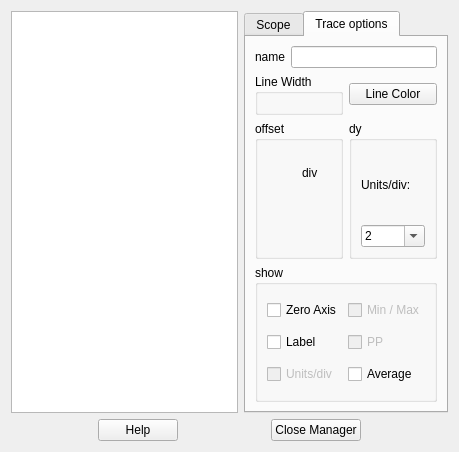
The window that trunk/src/qrl_scopes_manager.ui (fcuzzocrea/QRTAILab) describes before a commit, drawn with Qt 5.
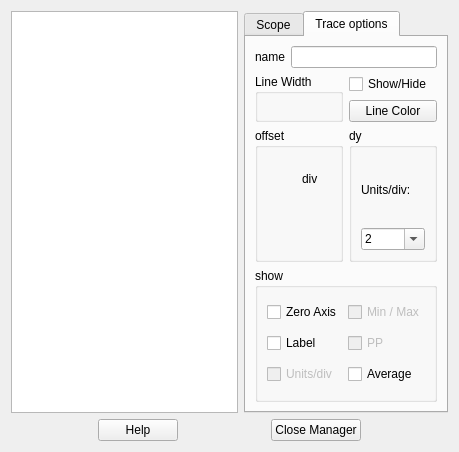
The same window after the commit. The open tabs and pages were chosen to show the change. Icons and pictures are not drawn. Custom widgets are drawn as their Qt base class.

Diff of the .ui file:
```diff
--- a/trunk/src/qrl_scopes_manager.ui
+++ b/trunk/src/qrl_scopes_manager.ui
@@ -486,14 +486,14 @@
        <rect>
         <x>0</x>
         <y>0</y>
-        <width>220</width>
+        <width>221</width>
         <height>365</height>
        </rect>
       </property>
       <attribute name="title" >
        <string>Trace options</string>
       </attribute>
-      <layout class="QGridLayout" >
+      <layout class="QGridLayout" name="gridLayout" >
        <item row="0" column="0" colspan="2" >
         <layout class="QHBoxLayout" >
          <item>
@@ -508,7 +508,7 @@
          </item>
         </layout>
        </item>
-       <item row="1" column="0" >
+       <item rowspan="2" row="1" column="0" >
         <widget class="QGroupBox" name="groupBox_2" >
          <property name="title" >
           <string>Line Width</string>
@@ -534,13 +534,20 @@
         </widget>
        </item>
        <item row="1" column="1" >
+        <widget class="QCheckBox" name="showTraceCheckBox" >
+         <property name="text" >
+          <string>Show/Hide</string>
+         </property>
+        </widget>
+       </item>
+       <item row="2" column="1" >
         <widget class="QPushButton" name="traceColorPushButton" >
          <property name="text" >
           <string>Line Color</string>
          </property>
         </widget>
        </item>
-       <item row="2" column="0" >
+       <item row="3" column="0" >
         <widget class="QGroupBox" name="groupBox_3" >
          <property name="title" >
           <string>offset</string>
@@ -575,7 +582,7 @@
          </layout>
         </widget>
        </item>
-       <item row="2" column="1" >
+       <item row="3" column="1" >
         <widget class="QGroupBox" name="groupBox_4" >
          <property name="title" >
           <string>dy</string>
@@ -684,7 +691,7 @@
          </layout>
         </widget>
        </item>
-       <item row="3" column="0" colspan="2" >
+       <item row="4" column="0" colspan="2" >
         <widget class="QGroupBox" name="groupBox" >
          <property name="title" >
           <string>show</string>
```
Left out of the diff: 16 changed lines with no effect on the pictures.
